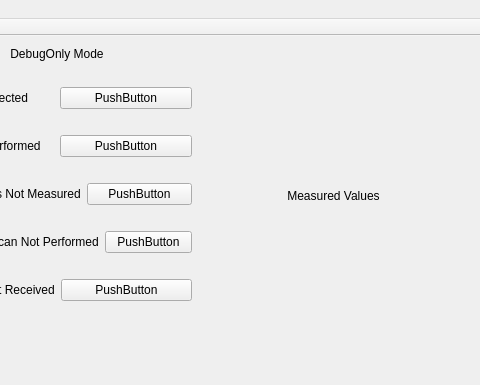
Old version of the form TeApSy/mainwindow.ui in the repository Mar94oK/TeApSy; both pictures show x 366 to 846 and y 0 to 385 of the 846 by 572 pixel window.
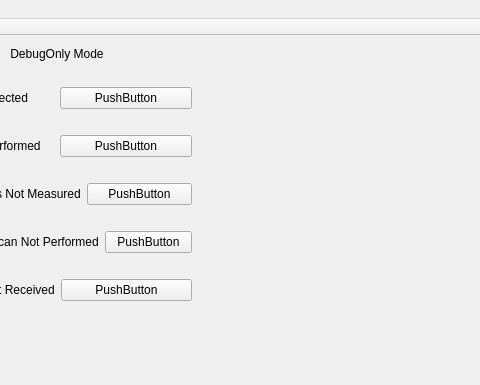
New version of the form. Custom widgets are drawn as their Qt base class.

Commit message: Another Form has been added.

The edit to the form file:
```diff
--- a/TeApSy/mainwindow.ui
+++ b/TeApSy/mainwindow.ui
@@ -265,14 +265,7 @@
       <item>
        <layout class="QVBoxLayout" name="lt_MeasuredValues">
         <item>
-         <widget class="QLabel" name="label">
-          <property name="text">
-           <string>Measured Values</string>
-          </property>
-          <property name="alignment">
-           <set>Qt::AlignCenter</set>
-          </property>
-         </widget>
+         <widget class="MeasuredValues" name="wt_MeasuredValues" native="true"/>
         </item>
        </layout>
       </item>
@@ -329,6 +322,12 @@
    <header location="global">mainboardwidget.h</header>
    <container>1</container>
   </customwidget>
+  <customwidget>
+   <class>MeasuredValues</class>
+   <extends>QWidget</extends>
+   <header location="global">measuredvalues.h</header>
+   <container>1</container>
+  </customwidget>
  </customwidgets>
  <resources/>
  <connections/>
```
The commit also changes 6 other files.
